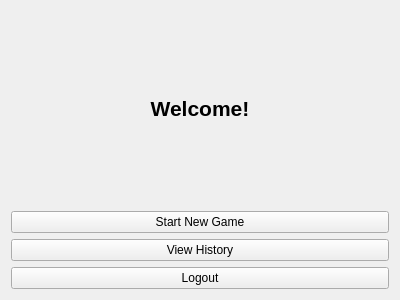
Old version of the form GUI/MainMenuWindow.ui in the repository keroloss107/Tic-tac-toe.
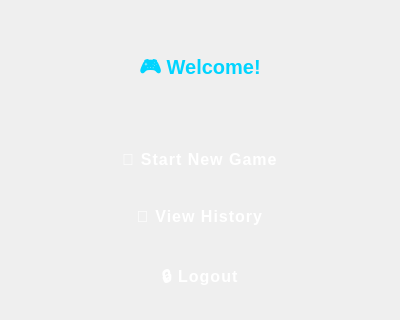
New version of the form.

Commit message: The main menu interface

```diff
--- a/GUI/MainMenuWindow.ui
+++ b/GUI/MainMenuWindow.ui
@@ -7,24 +7,54 @@
     <x>0</x>
     <y>0</y>
     <width>400</width>
-    <height>300</height>
+				<height>320</height>
    </rect>
   </property>
   <property name="windowTitle">
    <string>Main Menu</string>
   </property>
+		<property name="styleSheet">
+			<string notr="true">
+				QWidget {
+				background-color: qlineargradient(x1:0, y1:0, x2:1, y2:1,
+				stop:0 #14213d, stop:1 #000000);
+				color: white;
+				font-family: 'Segoe UI';
+				}
+				QLabel {
+				color: #00d4ff;
+				font-size: 20px;
+				font-weight: bold;
+				}
+				QPushButton {
+				background-color: qlineargradient(x1:0, y1:0, x2:1, y2:1,
+				stop:0 #ff4d6d, stop:1 #f72585);
+				color: white;
+				border-radius: 10px;
+				padding: 10px;
+				font-weight: bold;
+				font-size: 16px;
+				text-transform: uppercase;
+				letter-spacing: 1px;
+				margin: 6px 0;
+				}
+				QPushButton:hover {
+				background-color: #ff758f;
+				}
+			</string>
+		</property>
   <layout class="QVBoxLayout" name="verticalLayout">
    <item>
     <widget class="QLabel" name="titleLabel">
      <property name="text">
-      <string>Welcome!</string>
+						<string>🎮 Welcome!</string>
      </property>
      <property name="alignment">
       <set>Qt::AlignCenter</set>
      </property>
      <property name="font">
       <font>
-       <pointsize>16</pointsize>
+							<pointsize>20</pointsize>
        <bold>true</bold>
       </font>
      </property>
@@ -33,21 +63,21 @@
    <item>
     <widget class="QPushButton" name="startGameButton">
      <property name="text">
-      <string>Start New Game</string>
+						<string>🚀 Start New Game</string>
      </property>
     </widget>
    </item>
    <item>
     <widget class="QPushButton" name="historyButton">
      <property name="text">
-      <string>View History</string>
+						<string>📜 View History</string>
      </property>
     </widget>
    </item>
    <item>
     <widget class="QPushButton" name="logoutButton">
      <property name="text">
-      <string>Logout</string>
+						<string>🔒 Logout</string>
      </property>
     </widget>
    </item>
```
Lines whose indentation alone changed are shown as unchanged. The commit also changes 1 other file.
